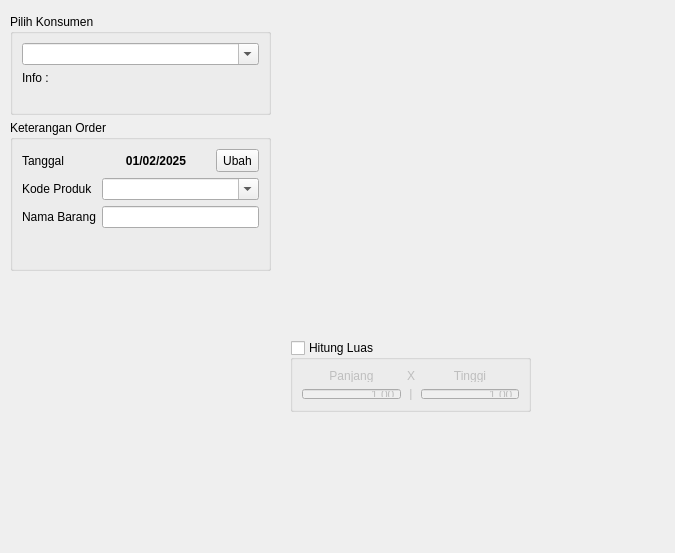
Old version of the form src/ui/files/createorderdialog.ui in the repository AyahnaSyahid/LazyMins.
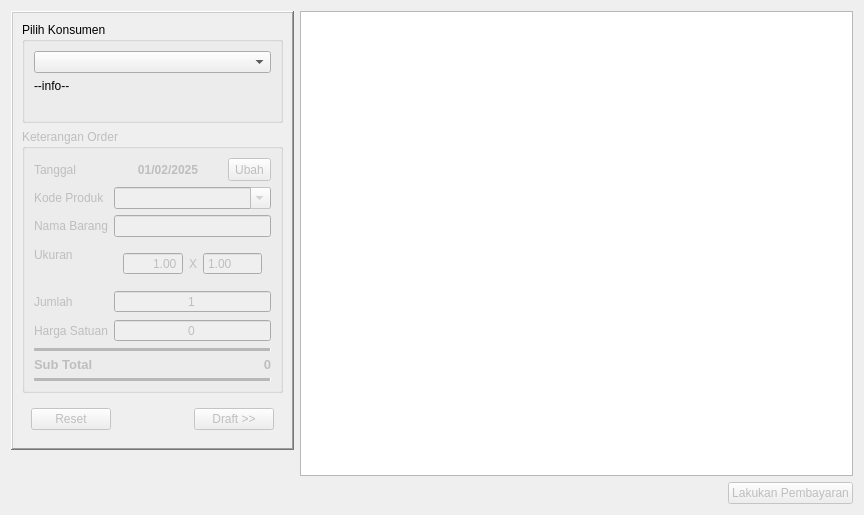
New version of the form.

```diff
--- a/src/ui/files/createorderdialog.ui
+++ b/src/ui/files/createorderdialog.ui
@@ -6,22 +6,45 @@
    <rect>
     <x>0</x>
     <y>0</y>
-    <width>675</width>
-    <height>553</height>
+    <width>864</width>
+    <height>515</height>
    </rect>
   </property>
   <property name="windowTitle">
    <string>Buat Catatan Order</string>
   </property>
+  <layout class="QHBoxLayout" name="horizontalLayout_5" stretch="0,1">
+   <item>
+    <layout class="QVBoxLayout" name="verticalLayout_4">
+     <item>
+      <widget class="QFrame" name="mainInput">
+       <property name="frameShape">
+        <enum>QFrame::WinPanel</enum>
+       </property>
+       <property name="frameShadow">
+        <enum>QFrame::Raised</enum>
+       </property>
+       <property name="lineWidth">
+        <number>3</number>
+       </property>
+       <property name="midLineWidth">
+        <number>3</number>
+       </property>
+       <layout class="QVBoxLayout" name="verticalLayout_2">
+        <property name="leftMargin">
+         <number>9</number>
+        </property>
+        <property name="topMargin">
+         <number>9</number>
+        </property>
+        <property name="rightMargin">
+         <number>9</number>
+        </property>
+        <property name="bottomMargin">
+         <number>9</number>
+        </property>
+        <item>
   <widget class="QGroupBox" name="groupBox">
-   <property name="geometry">
-    <rect>
-     <x>10</x>
-     <y>14</y>
-     <width>261</width>
-     <height>101</height>
-    </rect>
-   </property>
    <property name="minimumSize">
     <size>
      <width>261</width>
@@ -33,16 +56,12 @@
    </property>
    <layout class="QVBoxLayout" name="verticalLayout" stretch="1,0">
     <item>
-     <widget class="QComboBox" name="konsumenBox">
-      <property name="editable">
-       <bool>true</bool>
-      </property>
-     </widget>
+            <widget class="QComboBox" name="customerBox"/>
     </item>
     <item>
      <widget class="QLabel" name="konsumenInfo">
       <property name="text">
-       <string>Info :</string>
+              <string>--info--</string>
       </property>
       <property name="alignment">
        <set>Qt::AlignLeading|Qt::AlignLeft|Qt::AlignTop</set>
@@ -51,49 +70,22 @@
     </item>
    </layout>
   </widget>
-  <widget class="QGroupBox" name="groupBox_2">
-   <property name="geometry">
-    <rect>
-     <x>10</x>
-     <y>120</y>
-     <width>261</width>
-     <height>151</height>
-    </rect>
+        </item>
+        <item>
+         <widget class="QGroupBox" name="keteranganGroup">
+          <property name="enabled">
+           <bool>false</bool>
    </property>
    <property name="minimumSize">
     <size>
      <width>261</width>
-     <height>101</height>
+            <height>236</height>
     </size>
    </property>
    <property name="title">
     <string>Keterangan Order</string>
    </property>
    <layout class="QFormLayout" name="formLayout">
-    <item row="1" column="0">
-     <widget class="QLabel" name="label">
-      <property name="text">
-       <string>Kode Produk</string>
-      </property>
-     </widget>
-    </item>
-    <item row="1" column="1">
-     <widget class="QComboBox" name="comboBox">
-      <property name="editable">
-       <bool>true</bool>
-      </property>
-     </widget>
-    </item>
-    <item row="2" column="0">
-     <widget class="QLabel" name="label_2">
-      <property name="text">
-       <string>Nama Barang</string>
-      </property>
-     </widget>
-    </item>
-    <item row="2" column="1">
-     <widget class="QLineEdit" name="lineEdit"/>
-    </item>
     <item row="0" column="0">
      <widget class="QLabel" name="label_7">
       <property name="text">
@@ -140,48 +132,178 @@
       </item>
      </layout>
     </item>
-   </layout>
-  </widget>
-  <widget class="QGroupBox" name="groupBox_3">
-   <property name="geometry">
-    <rect>
-     <x>290</x>
-     <y>340</y>
-     <width>241</width>
-     <height>72</height>
-    </rect>
-   </property>
-   <property name="title">
-    <string>Hitung Luas</string>
-   </property>
-   <property name="checkable">
+           <item row="1" column="0">
+            <widget class="QLabel" name="label">
+             <property name="text">
+              <string>Kode Produk</string>
+             </property>
+            </widget>
+           </item>
+           <item row="1" column="1">
+            <widget class="QComboBox" name="productBox">
+             <property name="editable">
     <bool>true</bool>
    </property>
-   <property name="checked">
-    <bool>false</bool>
-   </property>
-   <layout class="QGridLayout" name="gridLayout" columnstretch="1,0,1" columnminimumwidth="0,0,0">
-    <item row="0" column="0">
+            </widget>
+           </item>
+           <item row="2" column="0">
+            <widget class="QLabel" name="label_2">
+             <property name="text">
+              <string>Nama Barang</string>
+             </property>
+            </widget>
+           </item>
+           <item row="2" column="1">
+            <widget class="QLineEdit" name="nameEdit"/>
+           </item>
+           <item row="3" column="0">
      <widget class="QLabel" name="label_3">
       <property name="text">
-       <string>Panjang</string>
-      </property>
-      <property name="alignment">
-       <set>Qt::AlignCenter</set>
+              <string>Ukuran</string>
       </property>
      </widget>
     </item>
-    <item row="0" column="2">
+           <item row="4" column="0">
      <widget class="QLabel" name="label_5">
       <property name="text">
-       <string>Tinggi</string>
-      </property>
+              <string>Jumlah</string>
+             </property>
+            </widget>
+           </item>
+           <item row="4" column="1">
+            <widget class="QSpinBox" name="spinQty">
       <property name="alignment">
        <set>Qt::AlignCenter</set>
       </property>
-     </widget>
-    </item>
-    <item row="0" column="1">
+             <property name="buttonSymbols">
+              <enum>QAbstractSpinBox::NoButtons</enum>
+             </property>
+             <property name="showGroupSeparator" stdset="0">
+              <bool>true</bool>
+             </property>
+             <property name="minimum">
+              <number>1</number>
+             </property>
+             <property name="maximum">
+              <number>999999</number>
+             </property>
+            </widget>
+           </item>
+           <item row="5" column="0">
+            <widget class="QLabel" name="label_6">
+             <property name="text">
+              <string>Harga Satuan</string>
+             </property>
+            </widget>
+           </item>
+           <item row="5" column="1">
+            <widget class="QSpinBox" name="spinPrice">
+             <property name="alignment">
+              <set>Qt::AlignCenter</set>
+             </property>
+             <property name="buttonSymbols">
+              <enum>QAbstractSpinBox::NoButtons</enum>
+             </property>
+             <property name="showGroupSeparator" stdset="0">
+              <bool>true</bool>
+             </property>
+             <property name="minimum">
+              <number>0</number>
+             </property>
+             <property name="maximum">
+              <number>999999</number>
+             </property>
+             <property name="singleStep">
+              <number>500</number>
+             </property>
+             <property name="value">
+              <number>0</number>
+             </property>
+            </widget>
+           </item>
+           <item row="6" column="0" colspan="2">
+            <widget class="Line" name="line">
+             <property name="frameShadow">
+              <enum>QFrame::Sunken</enum>
+             </property>
+             <property name="midLineWidth">
+              <number>5</number>
+             </property>
+             <property name="orientation">
+              <enum>Qt::Horizontal</enum>
+             </property>
+            </widget>
+           </item>
+           <item row="7" column="0">
+            <widget class="QLabel" name="label_9">
+             <property name="font">
+              <font>
+               <pointsize>10</pointsize>
+               <weight>75</weight>
+               <bold>true</bold>
+              </font>
+             </property>
+             <property name="text">
+              <string>Sub Total</string>
+             </property>
+            </widget>
+           </item>
+           <item row="7" column="1">
+            <widget class="QLabel" name="lSubT">
+             <property name="font">
+              <font>
+               <pointsize>10</pointsize>
+               <weight>75</weight>
+               <bold>true</bold>
+              </font>
+             </property>
+             <property name="text">
+              <string>0</string>
+             </property>
+             <property name="alignment">
+              <set>Qt::AlignRight|Qt::AlignTrailing|Qt::AlignVCenter</set>
+             </property>
+            </widget>
+           </item>
+           <item row="8" column="0" colspan="2">
+            <widget class="Line" name="line_2">
+             <property name="frameShadow">
+              <enum>QFrame::Sunken</enum>
+             </property>
+             <property name="midLineWidth">
+              <number>5</number>
+             </property>
+             <property name="orientation">
+              <enum>Qt::Horizontal</enum>
+             </property>
+            </widget>
+           </item>
+           <item row="3" column="1">
+            <widget class="QWidget" name="sizeInput" native="true">
+             <layout class="QHBoxLayout" name="horizontalLayout_2" stretch="1,0,1">
+              <item>
+               <widget class="QDoubleSpinBox" name="spinWidth">
+                <property name="toolTip">
+                 <string>Panjang</string>
+                </property>
+                <property name="alignment">
+                 <set>Qt::AlignRight|Qt::AlignTrailing|Qt::AlignVCenter</set>
+                </property>
+                <property name="buttonSymbols">
+                 <enum>QAbstractSpinBox::NoButtons</enum>
+                </property>
+                <property name="maximum">
+                 <double>2000.000000000000000</double>
+                </property>
+                <property name="singleStep">
+                 <double>0.500000000000000</double>
+                </property>
+                <property name="value">
+                 <double>1.000000000000000</double>
+                </property>
+               </widget>
+              </item>
+              <item>
      <widget class="QLabel" name="label_4">
       <property name="text">
        <string>X</string>
@@ -191,10 +313,13 @@
       </property>
      </widget>
     </item>
-    <item row="1" column="0">
-     <widget class="QDoubleSpinBox" name="doubleSpinBox">
+              <item>
+               <widget class="QDoubleSpinBox" name="spinHeight">
+                <property name="toolTip">
+                 <string>Tinggi</string>
+                </property>
       <property name="alignment">
-       <set>Qt::AlignRight|Qt::AlignTrailing|Qt::AlignVCenter</set>
+                 <set>Qt::AlignLeading|Qt::AlignLeft|Qt::AlignVCenter</set>
       </property>
       <property name="buttonSymbols">
        <enum>QAbstractSpinBox::NoButtons</enum>
@@ -210,38 +335,122 @@
       </property>
      </widget>
     </item>
-    <item row="1" column="2">
-     <widget class="QDoubleSpinBox" name="doubleSpinBox_2">
-      <property name="alignment">
-       <set>Qt::AlignRight|Qt::AlignTrailing|Qt::AlignVCenter</set>
-      </property>
-      <property name="buttonSymbols">
-       <enum>QAbstractSpinBox::NoButtons</enum>
-      </property>
-      <property name="maximum">
-       <double>2000.000000000000000</double>
-      </property>
-      <property name="singleStep">
-       <double>0.500000000000000</double>
-      </property>
-      <property name="value">
-       <double>1.000000000000000</double>
+             </layout>
+            </widget>
+           </item>
+          </layout>
+         </widget>
+        </item>
+        <item>
+         <widget class="QWidget" name="buttonContainer" native="true">
+          <property name="enabled">
+           <bool>false</bool>
+          </property>
+          <layout class="QHBoxLayout" name="horizontalLayout_3">
+           <item>
+            <widget class="QPushButton" name="resetButton">
+             <property name="text">
+              <string>Reset</string>
+             </property>
+            </widget>
+           </item>
+           <item>
+            <spacer name="horizontalSpacer">
+             <property name="orientation">
+              <enum>Qt::Horizontal</enum>
+             </property>
+             <property name="sizeHint" stdset="0">
+              <size>
+               <width>40</width>
+               <height>20</height>
+              </size>
+             </property>
+            </spacer>
+           </item>
+           <item>
+            <widget class="QPushButton" name="draftButton">
+             <property name="text">
+              <string>Draft &gt;&gt;</string>
       </property>
      </widget>
     </item>
-    <item row="1" column="1">
-     <widget class="QLabel" name="label_6">
-      <property name="text">
-       <string>|</string>
-      </property>
-      <property name="alignment">
-       <set>Qt::AlignCenter</set>
-      </property>
-     </widget>
-    </item>
-   </layout>
-  </widget>
- </widget>
+          </layout>
+         </widget>
+        </item>
+       </layout>
+      </widget>
+     </item>
+     <item>
+      <spacer name="verticalSpacer">
+       <property name="orientation">
+        <enum>Qt::Vertical</enum>
+       </property>
+       <property name="sizeHint" stdset="0">
+        <size>
+         <width>20</width>
+         <height>40</height>
+        </size>
+       </property>
+      </spacer>
+     </item>
+    </layout>
+   </item>
+   <item>
+    <layout class="QVBoxLayout" name="verticalLayout_3">
+     <item>
+      <widget class="QTableView" name="unpaidTableView">
+       <property name="minimumSize">
+        <size>
+         <width>553</width>
+         <height>0</height>
+        </size>
+       </property>
+      </widget>
+     </item>
+     <item>
+      <layout class="QHBoxLayout" name="horizontalLayout_4">
+       <item>
+        <spacer name="horizontalSpacer_2">
+         <property name="orientation">
+          <enum>Qt::Horizontal</enum>
+         </property>
+         <property name="sizeHint" stdset="0">
+          <size>
+           <width>40</width>
+           <height>20</height>
+          </size>
+         </property>
+        </spacer>
+       </item>
+       <item>
+        <widget class="QPushButton" name="createPaymentButton">
+         <property name="enabled">
+          <bool>false</bool>
+         </property>
+         <property name="text">
+          <string>Lakukan Pembayaran</string>
+         </property>
+        </widget>
+       </item>
+      </layout>
+     </item>
+    </layout>
+   </item>
+  </layout>
+ </widget>
+ <tabstops>
+  <tabstop>customerBox</tabstop>
+  <tabstop>pickDate</tabstop>
+  <tabstop>productBox</tabstop>
+  <tabstop>nameEdit</tabstop>
+  <tabstop>spinWidth</tabstop>
+  <tabstop>spinHeight</tabstop>
+  <tabstop>spinQty</tabstop>
+  <tabstop>spinPrice</tabstop>
+  <tabstop>resetButton</tabstop>
+  <tabstop>draftButton</tabstop>
+  <tabstop>unpaidTableView</tabstop>
+ </tabstops>
  <resources/>
  <connections/>
 </ui>
```
Left out of the diff: 11 changed lines with no effect on the pictures. Lines whose indentation alone changed are shown as unchanged.
